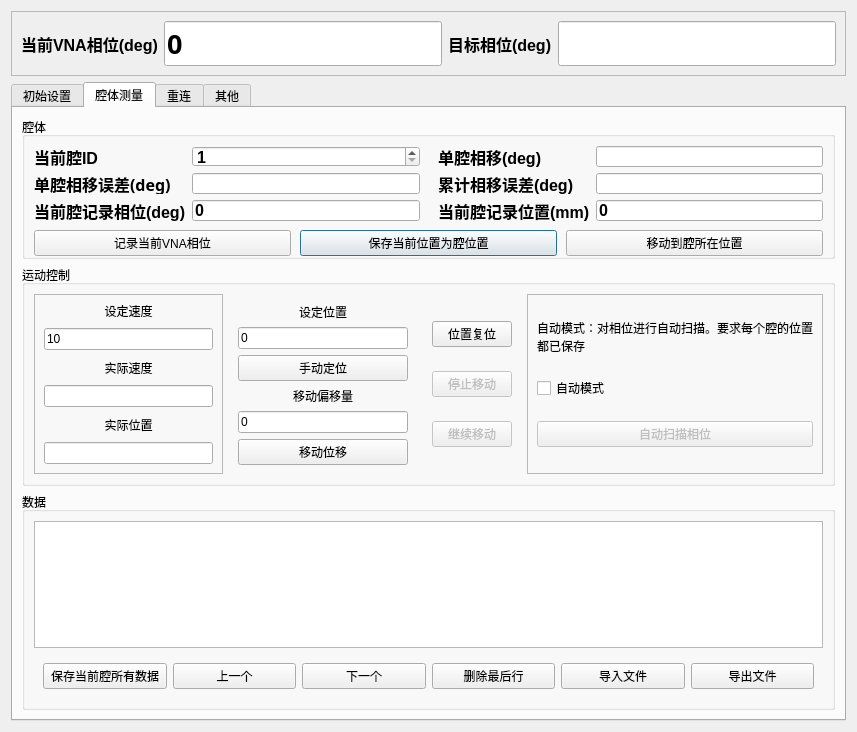
The window that ui/main_dlg.ui (wzmsykk/QT_modbus_vna_cavity_phase_control) describes before a commit, drawn with Qt 5.
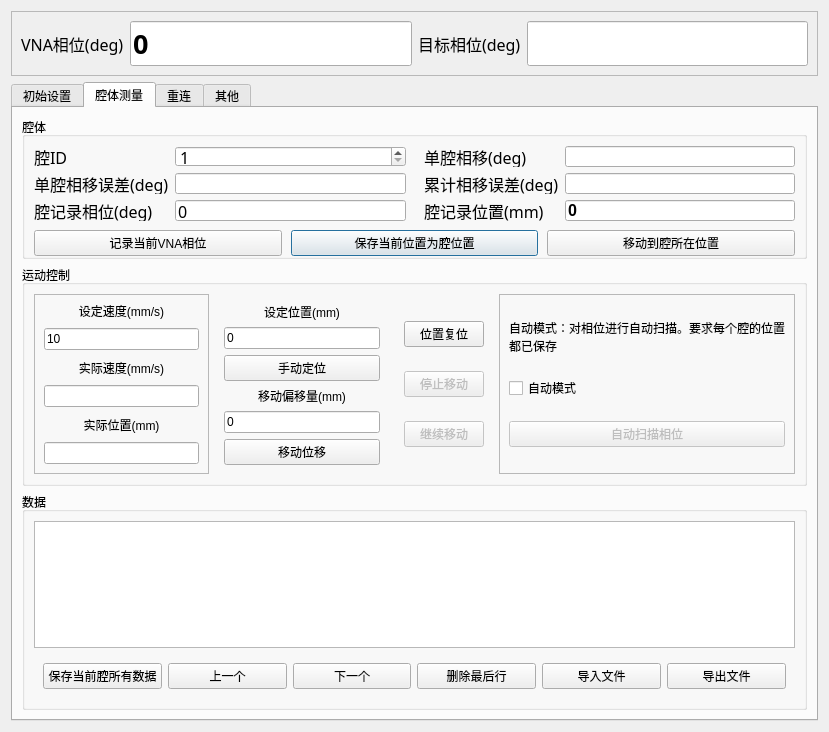
The same window after the commit. The open tabs and pages were chosen to show the change.

Patch:
```diff
--- a/ui/main_dlg.ui
+++ b/ui/main_dlg.ui
@@ -45,27 +45,22 @@
        <widget class="QLabel" name="label_13">
         <property name="font">
          <font>
+          <family>黑体</family>
           <pointsize>12</pointsize>
-          <weight>75</weight>
-          <bold>true</bold>
+          <weight>50</weight>
+          <bold>false</bold>
          </font>
         </property>
         <property name="text">
-         <string>当前VNA相位(deg)</string>
+         <string>VNA相位(deg)</string>
         </property>
        </widget>
       </item>
       <item>
-       <widget class="QLineEdit" name="lineEdit_vnc_phase">
-        <property name="sizePolicy">
-         <sizepolicy hsizetype="Preferred" vsizetype="Preferred">
-          <horstretch>0</horstretch>
-          <verstretch>0</verstretch>
-         </sizepolicy>
-        </property>
+       <widget class="QLineEdit" name="lineEdit_vnc_phase_view">
         <property name="font">
          <font>
-          <family>宋体</family>
+          <family>黑体</family>
           <pointsize>20</pointsize>
           <weight>75</weight>
           <bold>true</bold>
@@ -83,9 +78,10 @@
        <widget class="QLabel" name="label_19">
         <property name="font">
          <font>
+          <family>黑体</family>
           <pointsize>12</pointsize>
-          <weight>75</weight>
-          <bold>true</bold>
+          <weight>50</weight>
+          <bold>false</bold>
          </font>
         </property>
         <property name="text">
@@ -94,16 +90,10 @@
        </widget>
       </item>
       <item>
-       <widget class="QLineEdit" name="lineEdit_targetphase_average">
-        <property name="sizePolicy">
-         <sizepolicy hsizetype="Preferred" vsizetype="Preferred">
-          <horstretch>0</horstretch>
-          <verstretch>0</verstretch>
-         </sizepolicy>
-        </property>
+       <widget class="QLineEdit" name="lineEdit_targetphase_average_view">
         <property name="font">
          <font>
-          <family>宋体</family>
+          <family>黑体</family>
           <pointsize>20</pointsize>
           <weight>75</weight>
           <bold>true</bold>
@@ -483,13 +473,14 @@
                  <widget class="QLabel" name="label_14">
                   <property name="font">
                    <font>
+                    <family>黑体</family>
                     <pointsize>12</pointsize>
-                    <weight>75</weight>
-                    <bold>true</bold>
+                    <weight>50</weight>
+                    <bold>false</bold>
                    </font>
                   </property>
                   <property name="text">
-                   <string>当前腔ID</string>
+                   <string>腔ID</string>
                   </property>
                  </widget>
                 </item>
@@ -503,9 +494,10 @@
                   </property>
                   <property name="font">
                    <font>
+                    <family>黑体</family>
                     <pointsize>12</pointsize>
-                    <weight>75</weight>
-                    <bold>true</bold>
+                    <weight>50</weight>
+                    <bold>false</bold>
                    </font>
                   </property>
                   <property name="minimum">
@@ -523,27 +515,14 @@
                  <widget class="QLabel" name="label_24">
                   <property name="font">
                    <font>
+                    <family>黑体</family>
                     <pointsize>12</pointsize>
-                    <weight>75</weight>
-                    <bold>true</bold>
+                    <weight>50</weight>
+                    <bold>false</bold>
                    </font>
                   </property>
                   <property name="text">
-                   <string>当前腔记录相位(deg)</string>
-                  </property>
-                 </widget>
-                </item>
-                <item row="2" column="1">
-                 <widget class="QLineEdit" name="lineEdit_cav_phase">
-                  <property name="font">
-                   <font>
-                    <pointsize>12</pointsize>
-                    <weight>75</weight>
-                    <bold>true</bold>
-                   </font>
-                  </property>
-                  <property name="text">
-                   <string>0</string>
+                   <string>腔记录相位(deg)</string>
                   </property>
                  </widget>
                 </item>
@@ -551,10 +530,10 @@
                  <widget class="QLabel" name="label_25">
                   <property name="font">
                    <font>
-                    <family>宋体</family>
+                    <family>黑体</family>
                     <pointsize>12</pointsize>
-                    <weight>75</weight>
-                    <bold>true</bold>
+                    <weight>50</weight>
+                    <bold>false</bold>
                    </font>
                   </property>
                   <property name="text">
@@ -566,9 +545,10 @@
                  <widget class="QLineEdit" name="lineEdit_singlecell_phase_error">
                   <property name="font">
                    <font>
+                    <family>黑体</family>
                     <pointsize>12</pointsize>
-                    <weight>75</weight>
-                    <bold>true</bold>
+                    <weight>50</weight>
+                    <bold>false</bold>
                    </font>
                   </property>
                   <property name="readOnly">
@@ -576,6 +556,24 @@
                   </property>
                  </widget>
                 </item>
+                <item row="2" column="1">
+                 <widget class="QLineEdit" name="lineEdit_cav_phase_view">
+                  <property name="font">
+                   <font>
+                    <family>黑体</family>
+                    <pointsize>12</pointsize>
+                    <weight>50</weight>
+                    <bold>false</bold>
+                   </font>
+                  </property>
+                  <property name="text">
+                   <string>0</string>
+                  </property>
+                  <property name="readOnly">
+                   <bool>true</bool>
+                  </property>
+                 </widget>
+                </item>
                </layout>
               </widget>
              </item>
@@ -586,9 +584,10 @@
                  <widget class="QLabel" name="label_21">
                   <property name="font">
                    <font>
+                    <family>黑体</family>
                     <pointsize>12</pointsize>
-                    <weight>75</weight>
-                    <bold>true</bold>
+                    <weight>50</weight>
+                    <bold>false</bold>
                    </font>
                   </property>
                   <property name="text">
@@ -606,9 +605,10 @@
                   </property>
                   <property name="font">
                    <font>
+                    <family>黑体</family>
                     <pointsize>12</pointsize>
-                    <weight>75</weight>
-                    <bold>true</bold>
+                    <weight>50</weight>
+                    <bold>false</bold>
                    </font>
                   </property>
                   <property name="readOnly">
@@ -620,9 +620,10 @@
                  <widget class="QLabel" name="label_26">
                   <property name="font">
                    <font>
+                    <family>黑体</family>
                     <pointsize>12</pointsize>
-                    <weight>75</weight>
-                    <bold>true</bold>
+                    <weight>50</weight>
+                    <bold>false</bold>
                    </font>
                   </property>
                   <property name="text">
@@ -634,13 +635,14 @@
                  <widget class="QLabel" name="label_17">
                   <property name="font">
                    <font>
+                    <family>黑体</family>
                     <pointsize>12</pointsize>
-                    <weight>75</weight>
-                    <bold>true</bold>
+                    <weight>50</weight>
+                    <bold>false</bold>
                    </font>
                   </property>
                   <property name="text">
-                   <string>当前腔记录位置(mm)</string>
+                   <string>腔记录位置(mm)</string>
                   </property>
                  </widget>
                 </item>
@@ -668,9 +670,10 @@
                  <widget class="QLineEdit" name="lineEdit_sum_phase_error">
                   <property name="font">
                    <font>
+                    <family>黑体</family>
                     <pointsize>12</pointsize>
-                    <weight>75</weight>
-                    <bold>true</bold>
+                    <weight>50</weight>
+                    <bold>false</bold>
                    </font>
                   </property>
                  </widget>
@@ -789,7 +792,7 @@
                 </sizepolicy>
                </property>
                <property name="text">
-                <string>设定速度</string>
+                <string>设定速度(mm/s)</string>
                </property>
                <property name="alignment">
                 <set>Qt::AlignCenter</set>
@@ -812,7 +815,7 @@
                 </sizepolicy>
                </property>
                <property name="text">
-                <string>实际速度</string>
+                <string>实际速度(mm/s)</string>
                </property>
                <property name="alignment">
                 <set>Qt::AlignCenter</set>
@@ -835,7 +838,7 @@
                 </sizepolicy>
                </property>
                <property name="text">
-                <string>实际位置</string>
+                <string>实际位置(mm)</string>
                </property>
                <property name="alignment">
                 <set>Qt::AlignCenter</set>
@@ -870,7 +873,7 @@
                 </sizepolicy>
                </property>
                <property name="text">
-                <string>设定位置</string>
+                <string>设定位置(mm)</string>
                </property>
                <property name="alignment">
                 <set>Qt::AlignCenter</set>
@@ -903,7 +906,7 @@
                 </sizepolicy>
                </property>
                <property name="text">
-                <string>移动偏移量</string>
+                <string>移动偏移量(mm)</string>
                </property>
                <property name="alignment">
                 <set>Qt::AlignCenter</set>
@@ -1409,6 +1412,83 @@
         <string>1.0</string>
        </property>
       </widget>
+      <widget class="QLineEdit" name="lineEdit_vnc_phase">
+       <property name="geometry">
+        <rect>
+         <x>310</x>
+         <y>250</y>
+         <width>267</width>
+         <height>34</height>
+        </rect>
+       </property>
+       <property name="sizePolicy">
+        <sizepolicy hsizetype="Preferred" vsizetype="Preferred">
+         <horstretch>0</horstretch>
+         <verstretch>0</verstretch>
+        </sizepolicy>
+       </property>
+       <property name="font">
+        <font>
+         <family>宋体</family>
+         <pointsize>20</pointsize>
+         <weight>75</weight>
+         <bold>true</bold>
+        </font>
+       </property>
+       <property name="text">
+        <string>0</string>
+       </property>
+       <property name="readOnly">
+        <bool>true</bool>
+       </property>
+      </widget>
+      <widget class="QLineEdit" name="lineEdit_targetphase_average">
+       <property name="geometry">
+        <rect>
+         <x>300</x>
+         <y>300</y>
+         <width>267</width>
+         <height>34</height>
+        </rect>
+       </property>
+       <property name="sizePolicy">
+        <sizepolicy hsizetype="Preferred" vsizetype="Preferred">
+         <horstretch>0</horstretch>
+         <verstretch>0</verstretch>
+        </sizepolicy>
+       </property>
+       <property name="font">
+        <font>
+         <family>宋体</family>
+         <pointsize>20</pointsize>
+         <weight>75</weight>
+         <bold>true</bold>
+        </font>
+       </property>
+       <property name="readOnly">
+        <bool>true</bool>
+       </property>
+      </widget>
+      <widget class="QLineEdit" name="lineEdit_cav_phase">
+       <property name="geometry">
+        <rect>
+         <x>300</x>
+         <y>360</y>
+         <width>118</width>
+         <height>21</height>
+        </rect>
+       </property>
+       <property name="font">
+        <font>
+         <pointsize>12</pointsize>
+         <weight>75</weight>
+         <bold>true</bold>
+        </font>
+       </property>
+       <property name="text">
+        <string>0</string>
+       </property>
+      </widget>
      </widget>
     </widget>
    </item>
```
